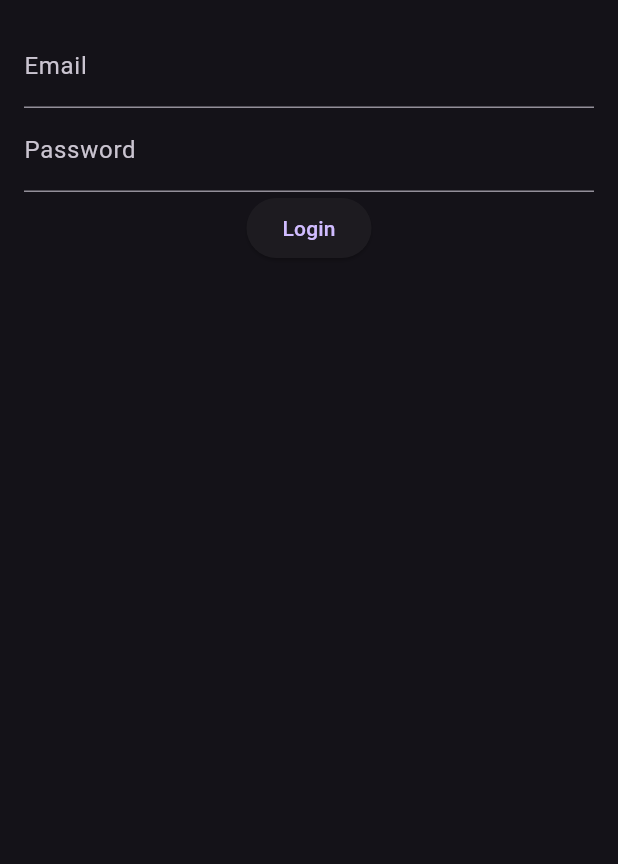
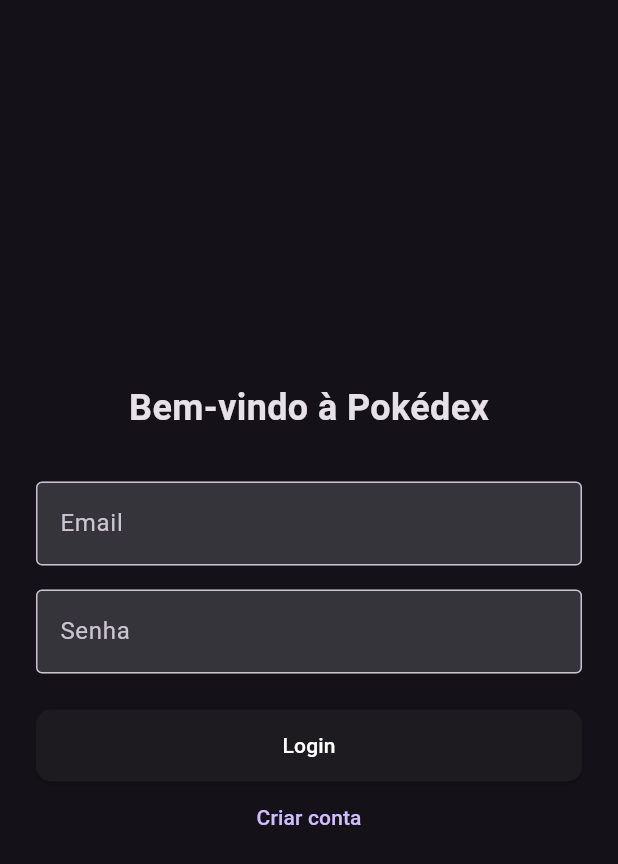
Before and after one commit to Rzirbes/Desenvolvimento-Mobile, a Flutter app: the screen it shows after launch, on a phone screen of 412 x 824 dp. Shown: the top 864 px of the screen. Run offline on Flutter 3.47's test engine with Material 3 defaults, Android fonts, the phone set to English and light mode, and no system bars; our stand-ins replace firebase_auth, firebase_core; accounts and stored records are empty.

Commit message:
feat: login e signup

```diff
--- a/projeto_aula_14/lib/main.dart
+++ b/projeto_aula_14/lib/main.dart
@@ -1,10 +1,16 @@
+import 'package:firebase_core/firebase_core.dart';
 import 'package:flutter/material.dart';
-import 'package:projeto_ap2/screens/login_screen.dart';
+import 'package:projeto_as/firebase_options.dart';
+import 'package:projeto_as/models/user_model.dart';
+import 'package:projeto_as/screens/home_screen.dart';
+import 'package:projeto_as/screens/login_screen.dart';
+import 'package:projeto_as/services/firebase/auth/firebase_service_auth.dart';
 import 'package:provider/provider.dart';
 import 'providers/pokemon_provider.dart';
-import 'screens/home_screen.dart';
 
-void main() {
+void main() async {
+  WidgetsFlutterBinding.ensureInitialized();
+  await Firebase.initializeApp(options: DefaultFirebaseOptions.currentPlatform);
   runApp(
     MultiProvider(
       providers: [ChangeNotifierProvider(create: (_) => PokemonProvider())],
@@ -21,7 +27,32 @@
     return MaterialApp(
       title: 'Pokédex',
       theme: ThemeData.dark(),
-      home: LoginPage(),
+      home: InitializeApp(),
     );
   }
 }
+
+class InitializeApp extends StatelessWidget {
+  final FirebaseAuthService _auth = FirebaseAuthService();
+  InitializeApp({super.key});
+
+  @override
+  Widget build(BuildContext context) {
+    return StreamBuilder<UserModel?>(
+      stream: _auth.user,
+      builder: (context, snapshot) {
+        if (snapshot.connectionState == ConnectionState.waiting) {
+          return const Scaffold(
+            body: Center(child: CircularProgressIndicator()),
+          );
+        }
+
+        if (snapshot.hasData && snapshot.data!.email.isNotEmpty) {
+          return const HomeScreen();
+        }
+
+        return LoginPage();
+      },
+    );
+  }
+}
--- /dev/null
+++ b/projeto_aula_14/lib/models/user_model.dart
@@ -0,0 +1,5 @@
+class UserModel {
+  final String email;
+
+  const UserModel({required this.email});
+}
--- a/projeto_aula_14/lib/providers/pokemon_provider.dart
+++ b/projeto_aula_14/lib/providers/pokemon_provider.dart
@@ -3,7 +3,7 @@
 import '../services/poke_api_service.dart';
 
 class PokemonProvider extends ChangeNotifier {
-  List<Pokemon> _pokemons = [];
+  final List<Pokemon> _pokemons = [];
   List<Pokemon> _filteredPokemons = [];
   Pokemon? _selectedPokemon;
   int _offset = 0;
--- a/projeto_aula_14/lib/screens/login_screen.dart
+++ b/projeto_aula_14/lib/screens/login_screen.dart
@@ -1,32 +1,103 @@
 import 'package:flutter/material.dart';
+import 'package:projeto_as/screens/signup_screen.dart';
+import 'package:projeto_as/services/firebase/auth/firebase_service_auth.dart';
 
-class LoginPage extends StatelessWidget {
-  LoginPage({super.key});
+class LoginPage extends StatefulWidget {
+  const LoginPage({super.key});
+
+  @override
+  State<LoginPage> createState() => _LoginPageState();
+}
+
+class _LoginPageState extends State<LoginPage> {
+  final FirebaseAuthService _auth = FirebaseAuthService();
   final TextEditingController _emailController = TextEditingController();
   final TextEditingController _passwordController = TextEditingController();
 
   @override
+  void dispose() {
+    _emailController.dispose();
+    _passwordController.dispose();
+    super.dispose();
+  }
+
+  Future<void> _handleLogin() async {
+    final email = _emailController.text.trim();
+    final password = _passwordController.text.trim();
+
+    final user = await _auth.signIn(email, password);
+
+    if (!mounted) return;
+
+    if (user == null) {
+      ScaffoldMessenger.of(context).showSnackBar(
+        const SnackBar(
+          content: Text('Falha no login. Verifique e-mail e senha.'),
+        ),
+      );
+    }
+  }
+
+  @override
   Widget build(BuildContext context) {
+
     return Scaffold(
-      body: Padding(
-        padding: const EdgeInsets.all(16),
+      body: Center(
+        child: SingleChildScrollView(
+          padding: const EdgeInsets.all(24),
+          child: ConstrainedBox(
+            constraints: const BoxConstraints(maxWidth: 400),
             child: Column(
+              mainAxisAlignment: MainAxisAlignment.center,
               children: [
+                const Text(
+                  'Bem-vindo à Pokédex',
+                  style: TextStyle(fontSize: 24, fontWeight: FontWeight.bold),
+                ),
+                const SizedBox(height: 32),
                 TextField(
                   controller: _emailController,
-              decoration: InputDecoration(labelText: 'Email'),
+                  decoration: const InputDecoration(
+                    labelText: 'Email',
+                    filled: true,
+                    border: OutlineInputBorder(),
                   ),
+                ),
+                const SizedBox(height: 16),
                 TextField(
                   controller: _passwordController,
-              decoration: InputDecoration(labelText: 'Password'),
+                  decoration: const InputDecoration(
+                    labelText: 'Senha',
+                    filled: true,
+                    border: OutlineInputBorder(),
                   ),
+                  obscureText: true,
+                ),
+                const SizedBox(height: 24),
                 ElevatedButton(
+                  onPressed: _handleLogin,
+                  style: ElevatedButton.styleFrom(
+                    shape: RoundedRectangleBorder(
+                      borderRadius: BorderRadius.circular(10),
+                    ),
+                    minimumSize: const Size(double.infinity, 48),
+                  ),
+                  child: const Text(
+                    "Login",
+                    style: TextStyle(color: Colors.white),
+                  ),
+                ),
+                TextButton(
                   onPressed: () {
-                debugPrint("OLAAAAAA ${_emailController.text}");
+                    Navigator.of(context).push(
+                      MaterialPageRoute(builder: (_) => const SignUpPage()),
+                    );
                   },
-              child: Text("Login"),
+                  child: const Text('Criar conta'),
                 ),
               ],
+            ),
+          ),
         ),
       ),
     );
--- a/projeto_aula_14/lib/widgets/pokemon_card.dart
+++ b/projeto_aula_14/lib/widgets/pokemon_card.dart
@@ -1,6 +1,6 @@
 import 'package:flutter/material.dart';
-import 'package:projeto_ap2/utils/pokemon_type_color.dart';
-import 'package:projeto_ap2/widgets/details_button.dart';
+import 'package:projeto_as/utils/pokemon_type_color.dart';
+import 'package:projeto_as/widgets/details_button.dart';
 import '../models/pokemon_model.dart';
 import 'pokemon_card/pokemon_image.dart';
 import 'pokemon_card/pokemon_name.dart';
--- a/projeto_aula_14/lib/widgets/pokemon_card/pokemon_types.dart
+++ b/projeto_aula_14/lib/widgets/pokemon_card/pokemon_types.dart
@@ -1,5 +1,5 @@
 import 'package:flutter/material.dart';
-import 'package:projeto_ap2/utils/pokemon_type_color.dart';
+import 'package:projeto_as/utils/pokemon_type_color.dart';
 
 class PokemonTypes extends StatelessWidget {
   final List types;
```
Also changed, not shown: projeto_aula_14/lib/screens/home_screen.dart (+26 -13 lines), projeto_aula_14/lib/screens/signup_screen.dart (added, +188 -0 lines), projeto_aula_14/lib/services/firebase/auth/firebase_service_auth.dart (added, +61 -0 lines), projeto_aula_14/lib/utils/pokemon_type_color.dart (+14 -1 lines), projeto_aula_14/lib/widgets/logout_menu_butto.dart (added, +24 -0 lines), projeto_aula_14/lib/widgets/pokemon_detail_overlay.dart (+4 -4 lines), projeto_aula_14/pubspec.yaml (+6 -3 lines), projeto_aula_14/firebase.json (added), projeto_aula_14/lib/firebase_options.dart (added), projeto_aula_14/pubspec.lock, 8 other files. Lines whose indentation alone changed are shown as unchanged.
